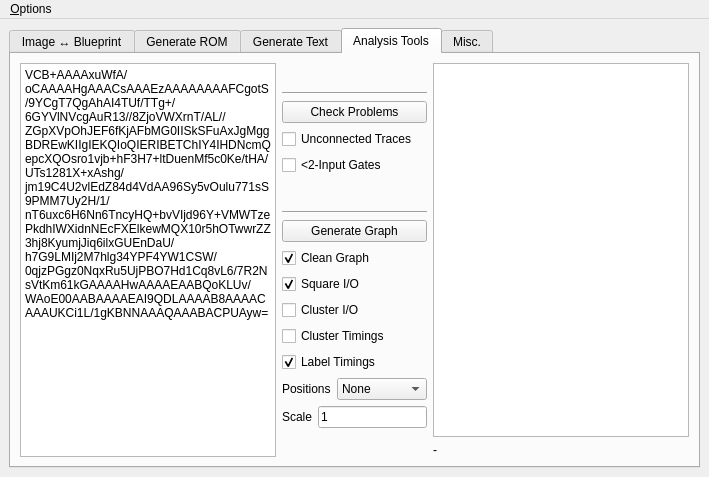
Qt form mainwindow.ui (JC3/vcbtool) before a commit.
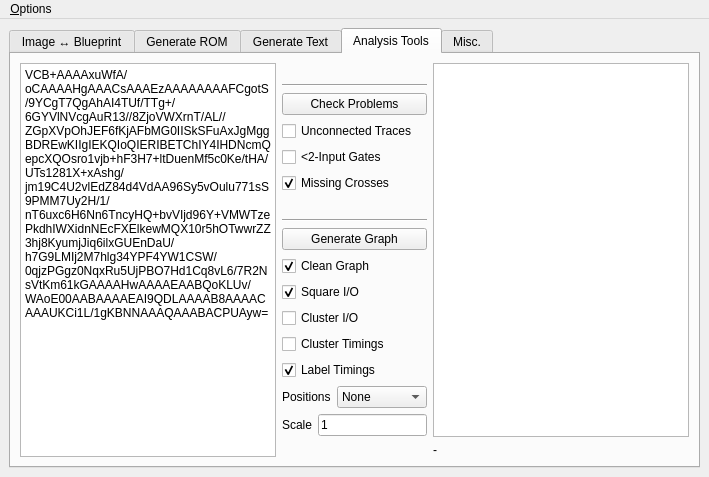
The same form after that commit. The open tabs and pages were chosen to show the change. Custom widgets are drawn as their Qt base class.

Commit message: missing cross check

```diff
--- a/mainwindow.ui
+++ b/mainwindow.ui
@@ -695,6 +695,16 @@
             </property>
            </widget>
           </item>
+          <item>
+           <widget class="QCheckBox" name="chkMissingCrosses">
+            <property name="text">
+             <string>Missing Crosses</string>
+            </property>
+            <property name="checked">
+             <bool>true</bool>
+            </property>
+           </widget>
+          </item>
           <item>
            <spacer name="verticalSpacer_3">
             <property name="orientation">
```
Left out of the diff: 2 changed lines with no effect on the pictures. The commit also changes 4 other files.
